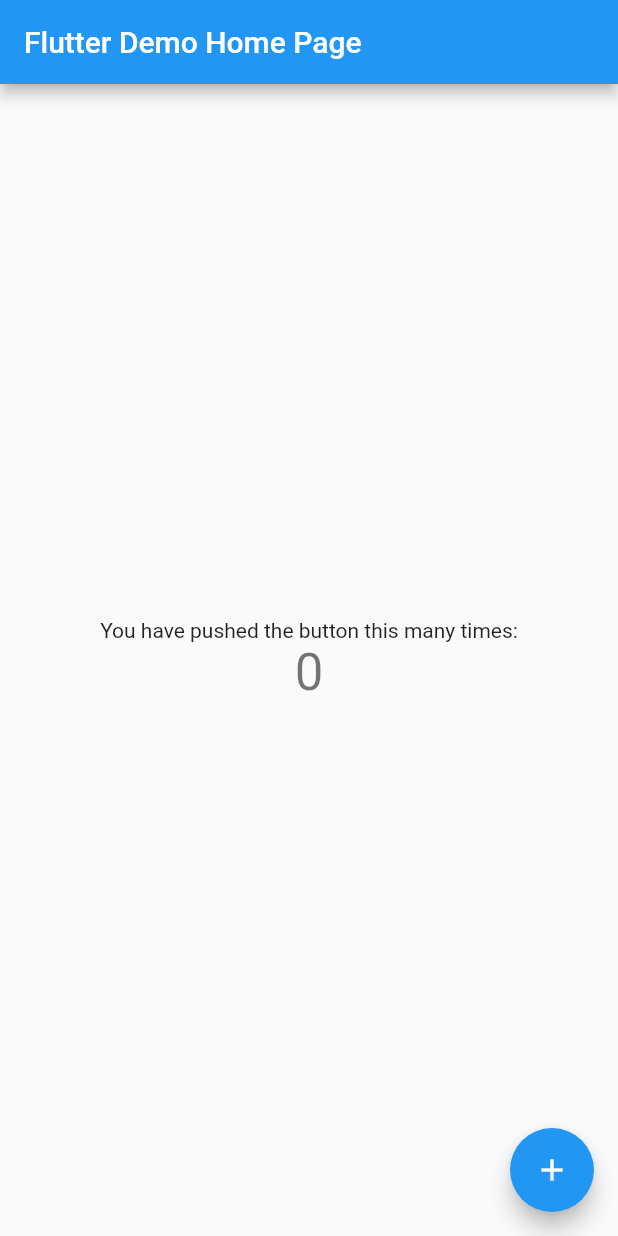
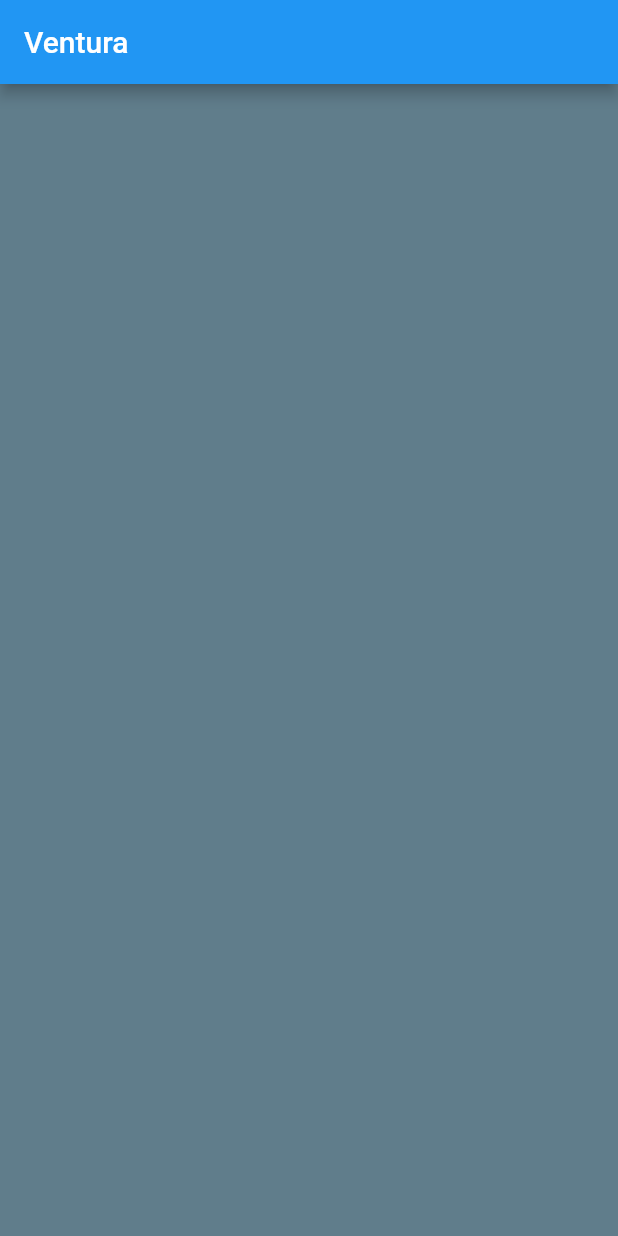
Before and after one commit to PrathamChikara/Ecommerce_App, a Flutter app: the screen it shows after launch, on a phone screen of 412 x 824 dp. Run offline on Flutter 3.47's test engine with Material 2 defaults, Android fonts, the phone set to English and light mode, and no system bars.

Commit message:
committed 1

```diff
--- a/lib/main.dart
+++ b/lib/main.dart
@@ -1,115 +1,26 @@
 import 'package:flutter/material.dart';
 
 void main() {
-  runApp(const MyApp());
+  runApp(const SplashScreen());
 }
 
-class MyApp extends StatelessWidget {
-  const MyApp({super.key});
+class SplashScreen extends StatelessWidget {
+  const SplashScreen({super.key});
 
-  // This widget is the root of your application.
   @override
   Widget build(BuildContext context) {
     return MaterialApp(
-      title: 'Flutter Demo',
-      theme: ThemeData(
-        // This is the theme of your application.
-        //
-        // Try running your application with "flutter run". You'll see the
-        // application has a blue toolbar. Then, without quitting the app, try
-        // changing the primarySwatch below to Colors.green and then invoke
-        // "hot reload" (press "r" in the console where you ran "flutter run",
-        // or simply save your changes to "hot reload" in a Flutter IDE).
-        // Notice that the counter didn't reset back to zero; the application
-        // is not restarted.
-        primarySwatch: Colors.blue,
+      home: Scaffold(
+        backgroundColor: Colors.blueGrey,
+        appBar: AppBar(
+          title: Text('Ventura'),
+        ),
+        body: Container(
+          height: double.infinity,
+          width: double.infinity,
+          color: Colors.blueGrey,
+        ),
       ),
-      home: const MyHomePage(title: 'Flutter Demo Home Page'),
     );
   }
 }
-
-class MyHomePage extends StatefulWidget {
-  const MyHomePage({super.key, required this.title});
-
-  // This widget is the home page of your application. It is stateful, meaning
-  // that it has a State object (defined below) that contains fields that affect
-  // how it looks.
-
-  // This class is the configuration for the state. It holds the values (in this
-  // case the title) provided by the parent (in this case the App widget) and
-  // used by the build method of the State. Fields in a Widget subclass are
-  // always marked "final".
-
-  final String title;
-
-  @override
-  State<MyHomePage> createState() => _MyHomePageState();
-}
-
-class _MyHomePageState extends State<MyHomePage> {
-  int _counter = 0;
-
-  void _incrementCounter() {
-    setState(() {
-      // This call to setState tells the Flutter framework that something has
-      // changed in this State, which causes it to rerun the build method below
-      // so that the display can reflect the updated values. If we changed
-      // _counter without calling setState(), then the build method would not be
-      // called again, and so nothing would appear to happen.
-      _counter++;
-    });
-  }
-
-  @override
-  Widget build(BuildContext context) {
-    // This method is rerun every time setState is called, for instance as done
-    // by the _incrementCounter method above.
-    //
-    // The Flutter framework has been optimized to make rerunning build methods
-    // fast, so that you can just rebuild anything that needs updating rather
-    // than having to individually change instances of widgets.
-    return Scaffold(
-      appBar: AppBar(
-        // Here we take the value from the MyHomePage object that was created by
-        // the App.build method, and use it to set our appbar title.
-        title: Text(widget.title),
-      ),
-      body: Center(
-        // Center is a layout widget. It takes a single child and positions it
-        // in the middle of the parent.
-        child: Column(
-          // Column is also a layout widget. It takes a list of children and
-          // arranges them vertically. By default, it sizes itself to fit its
-          // children horizontally, and tries to be as tall as its parent.
-          //
-          // Invoke "debug painting" (press "p" in the console, choose the
-          // "Toggle Debug Paint" action from the Flutter Inspector in Android
-          // Studio, or the "Toggle Debug Paint" command in Visual Studio Code)
-          // to see the wireframe for each widget.
-          //
-          // Column has various properties to control how it sizes itself and
-          // how it positions its children. Here we use mainAxisAlignment to
-          // center the children vertically; the main axis here is the vertical
-          // axis because Columns are vertical (the cross axis would be
-          // horizontal).
-          mainAxisAlignment: MainAxisAlignment.center,
-          children: <Widget>[
-            const Text(
-              'You have pushed the button this many times:',
-            ),
-            Text(
-              '$_counter',
-              style: Theme.of(context).textTheme.headlineMedium,
-            ),
-          ],
-        ),
-      ),
-      floatingActionButton: FloatingActionButton(
-        onPressed: _incrementCounter,
-        tooltip: 'Increment',
-        child: const Icon(Icons.add),
-      ), // This trailing comma makes auto-formatting nicer for build methods.
-    );
-  }
-}
```
